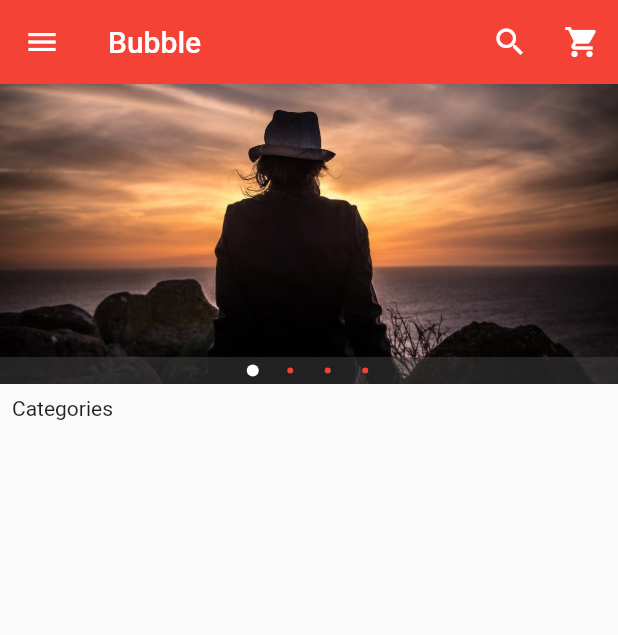
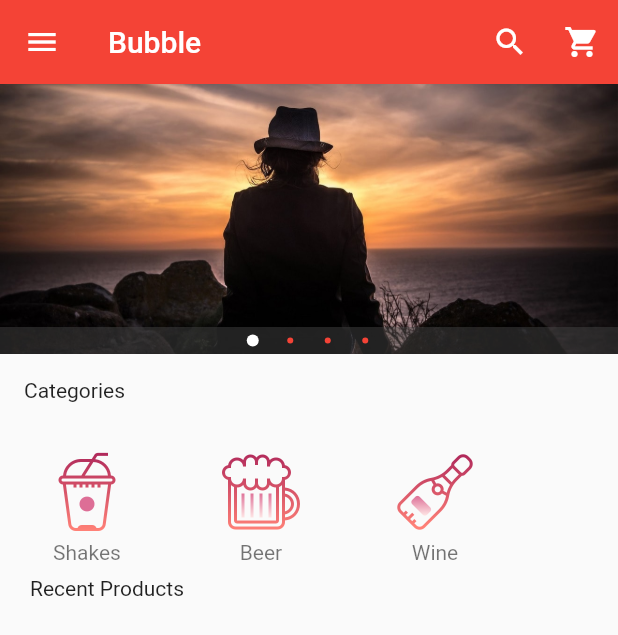
Before and after one commit to enjuguna-zz/flutter-ecommerce-app, a Flutter app: the screen it shows after launch, on a phone screen of 412 x 824 dp. Shown: the top 635 px of the screen. Run offline on Flutter 3.47's test engine with Material 2 defaults, Android fonts, the phone set to English and light mode, and no system bars; drawn by our look-alikes of carousel_pro.

Commit message:
Added Categories List

```diff
--- a/lib/components/horizontal_listview.dart
+++ b/lib/components/horizontal_listview.dart
@@ -1 +1,30 @@
+import 'package:delivery_app/main.dart';
 import 'package:flutter/material.dart';
+class HorizontaList extends StatelessWidget {
+  @override
+  Widget build(BuildContext context) {
+    return Container(
+      height: 80.0,
+      child: ListView(
+        scrollDirection: Axis.horizontal,
+        children: <Widget>[
+        Category(
+          image_location: 'images/Cats/shakes.png',
+          image_caption: 'Shakes',
+        ),
+          Category(
+            image_location: 'images/Cats/beer.png',
+            image_caption: 'Beer',
+          ),
+          Category(
+            image_location: 'images/Cats/wine.png',
+            image_caption: 'Wine',
+          ),
+
+
+
+        ],
+      ),
+    );
+  }
+}
--- /dev/null
+++ b/lib/components/products.dart
@@ -0,0 +1,22 @@
+import 'package:flutter/material.dart';
+
+class Products extends StatefulWidget {
+  @override
+  _ProductsState createState() => _ProductsState();
+}
+
+class _ProductsState extends State<Products> {
+  var product_list = [
+    {
+      "name": "Blazer",
+      "Picture":"images/products/clothes",
+      "Price":"Blazer",
+      "Old Price":"Blazer",
+
+    }
+  ];
+  @override
+  Widget build(BuildContext context) {
+    return Container();
+  }
+}
--- a/lib/main.dart
+++ b/lib/main.dart
@@ -1,13 +1,14 @@
 import 'package:flutter/cupertino.dart';
 import 'package:flutter/material.dart';
 import 'package:carousel_pro/carousel_pro.dart';
-
-
+import 'package:flutter/services.dart';
 
 //My Own Imports
 import 'package:delivery_app/components/horizontal_listview.dart';
+import 'package:delivery_app/components/products.dart';
 
 void main() {
+
   runApp(MaterialApp(
     home: Homepage(),
     debugShowCheckedModeBanner: false,
@@ -23,7 +24,7 @@ class _HomepageState extends State<Homepage> {
   @override
   Widget build(BuildContext context) {
     Widget image_carousel = new Container(
-      height: 200.0,
+      height: 180.0,
       child: new Carousel(
         boxFit: BoxFit.cover,
         images: [
@@ -149,16 +150,60 @@ class _HomepageState extends State<Homepage> {
       ),
       body: new ListView(
         //Image Carousel
-        children: <Widget>[image_carousel,
-        //Padding
-        new Padding(padding: const EdgeInsets.all(8.0),
-        child: new Text('Categories'),
-        ),
+        children: <Widget>[
+          image_carousel,
+          //Padding
+          new Padding(
+            padding: const EdgeInsets.all(16.0),
+            child: new Text('Categories'),
+          ),
           //Horizontal List view Begins Here
+          HorizontaList(),
 
+          //Padding
+          new Padding(padding: const EdgeInsets.all(20.0),
+          child: new Text('Recent Products',),
+          ),
+          Container(
+            height: 320.0,
+            child: Products(),
+          ),
         ],
-
       ),
     );
   }
 }
+
+class Category extends StatelessWidget {
+  final String image_location;
+  final String image_caption;
+
+  Category({
+    this.image_location,
+    this.image_caption,
+  });
+
+  @override
+  Widget build(BuildContext context) {
+    return Padding(
+      padding: const EdgeInsets.all(8.0),
+      child: Container(
+        width: 100.0,
+        child: InkWell(
+          onTap: () {},
+          child: ListTile(
+            title: Image.asset(
+              image_location,
+              width: 100.0,
+              height: 80.0,
+            ),
+            subtitle: Container(
+              alignment: Alignment.topCenter,
+              child: Text(image_caption),
+            ),
+          ),
+        ),
+      ),
+    );
+  }
+}
--- a/pubspec.yaml
+++ b/pubspec.yaml
@@ -47,6 +47,9 @@ flutter:
   - images/img2.jpg
   - images/img3.jpg
   - images/img4.jpg
+  - images/Cats/beer.png
+  - images/Cats/shakes.png
+  - images/Cats/wine.png
 
 
   # An image asset can refer to one or more resolution-specific "variants", see
```
Also changed, not shown: images/Cats/beer.png (added), images/Cats/shakes.png (added), images/Cats/wine.png (added), images/Products/blazer.jpg (added).
